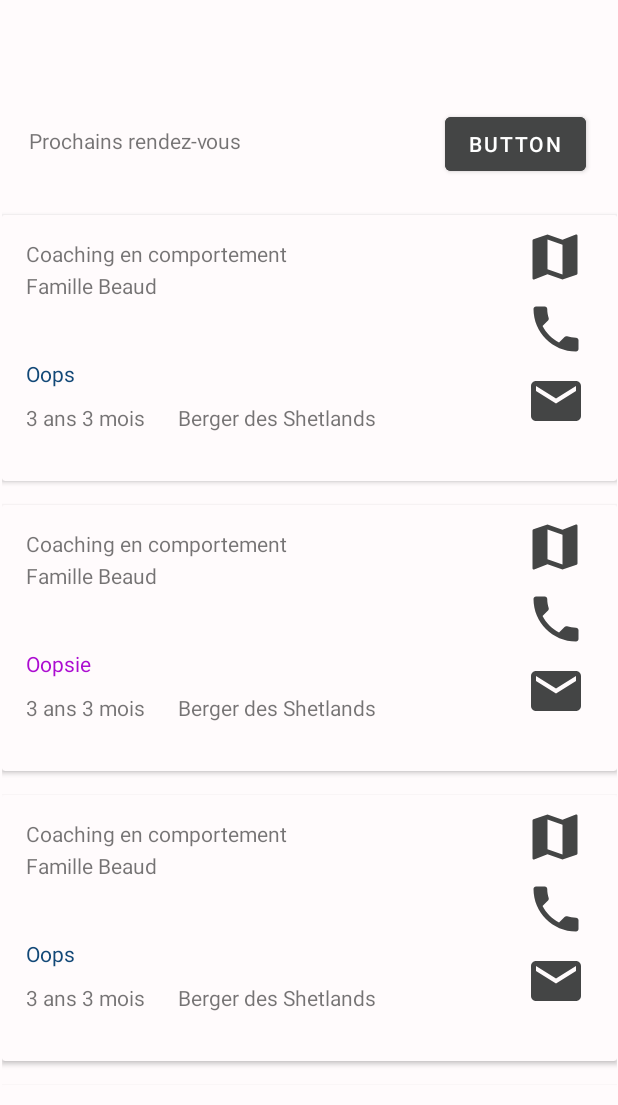
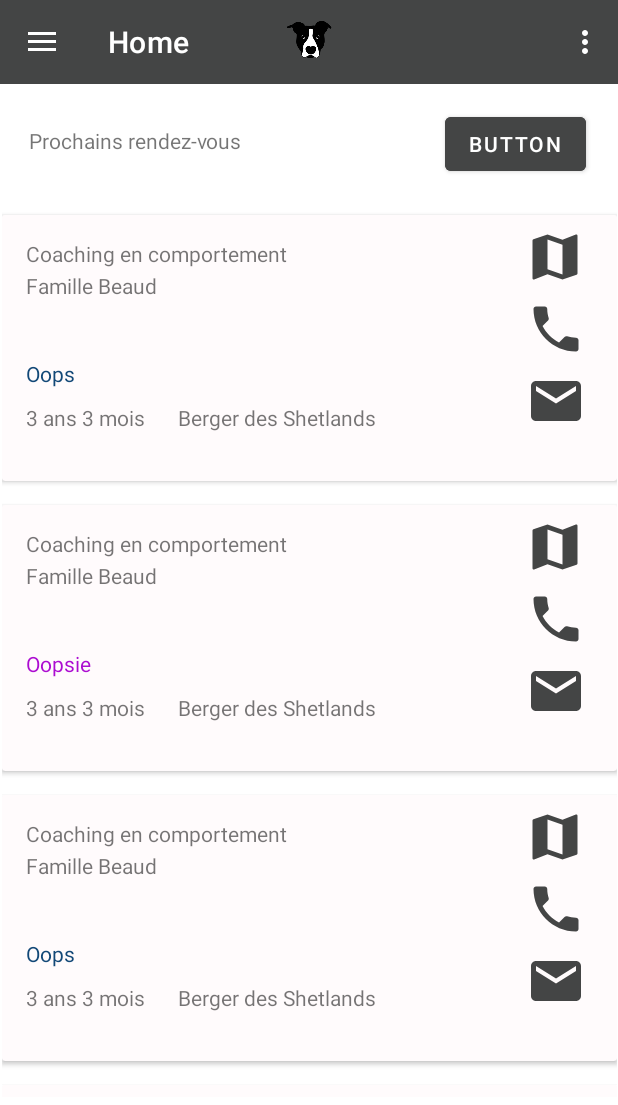
Before and after one commit to robielTes/What_the_dog, an Android app: the screen it shows after launch (MainActivity), on a phone screen of 412 x 824 dp. Shown: the top 1105 px of the screen. Run offline under Robolectric (Android 15) with nearby library versions, the phone set to English and light mode, and no system bars; our stand-ins replace navigation-ui.

Commit message:
Fix: display error

```diff
--- a/app/src/main/AndroidManifest.xml
+++ b/app/src/main/AndroidManifest.xml
@@ -9,9 +9,7 @@
         android:roundIcon="@mipmap/ic_launcher_round"
         android:supportsRtl="true"
         android:theme="@style/Theme.What_the_dog">
-        <meta-data
-            android:name="com.google.android.actions"
-           />
+
 
         <activity
             android:name=".MainActivity"
--- a/app/src/main/java/CPNV/what_the_dog/ui/home/HomeFragment.kt
+++ b/app/src/main/java/CPNV/what_the_dog/ui/home/HomeFragment.kt
@@ -31,7 +31,6 @@
         _binding = FragmentHomeBinding.inflate(inflater, container, false)
         val root: View = binding.root
 
-
         return root
     }
 
--- a/app/src/main/res/layout/fragment_home.xml
+++ b/app/src/main/res/layout/fragment_home.xml
@@ -2,11 +2,12 @@
 <androidx.constraintlayout.widget.ConstraintLayout xmlns:android="http://schemas.android.com/apk/res/android"
     xmlns:app="http://schemas.android.com/apk/res-auto"
     xmlns:tools="http://schemas.android.com/tools"
-    android:id="@+id/txt1"
     android:layout_width="match_parent"
     android:layout_height="match_parent"
-    android:background="#FFFBFC"
     tools:context=".ui.home.HomeFragment">
+
+
+
 
     <TextView
         android:id="@+id/txtNextAppointment"
```
